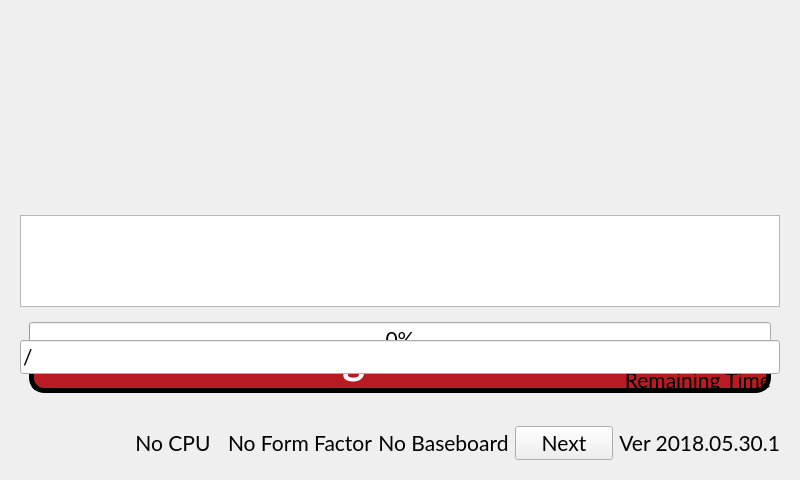
This is scripts/installer.ui in TechNexion-customization/rescue-loader as Qt 5 draws it before an edit. The edited form follows.
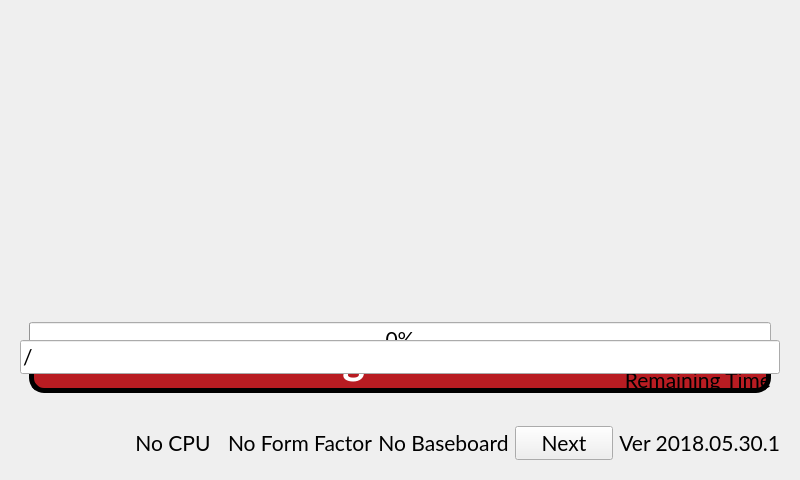
This is the edited form. Icons and pictures are not drawn. Custom widgets are drawn as their Qt base class.

Commit message: Consolidate guiview Improve guiprocslot error flows

The edit to the form file:
```diff
--- a/scripts/installer.ui
+++ b/scripts/installer.ui
@@ -258,13 +258,6 @@
    <item row="2" column="0" rowspan="3" colspan="5">
     <widget class="QWidget" name="tabInstall" native="true">
      <layout class="QGridLayout" name="gridLayoutInstall">
-      <item row="0" column="0" rowspan="4" colspan="5">
-       <widget class="QTextEdit" name="textOutput">
-        <property name="readOnly">
-         <bool>true</bool>
-        </property>
-       </widget>
-      </item>
       <item row="0" column="0" rowspan="4" colspan="5">
        <widget class="QLabel" name="lblDoYouKnow">
         <property name="sizePolicy">
```
Left out of the diff: 156 changed lines with no effect on the pictures. The commit also changes 2 other files.
